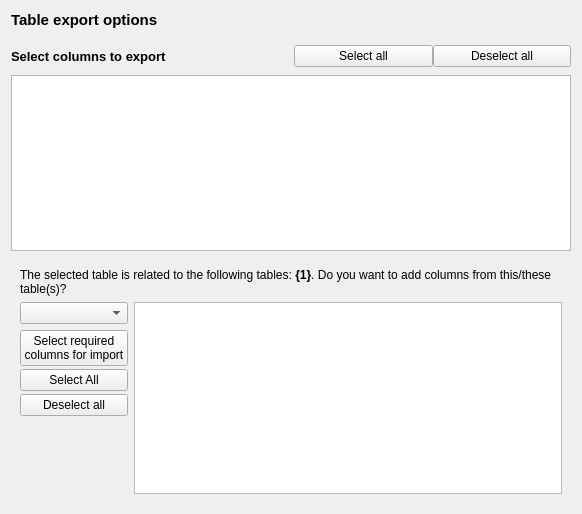
First picture: the form in src/gui/widgets/options/ui/export_table_options.ui, repository Vin985/ecosongs, before the edit.
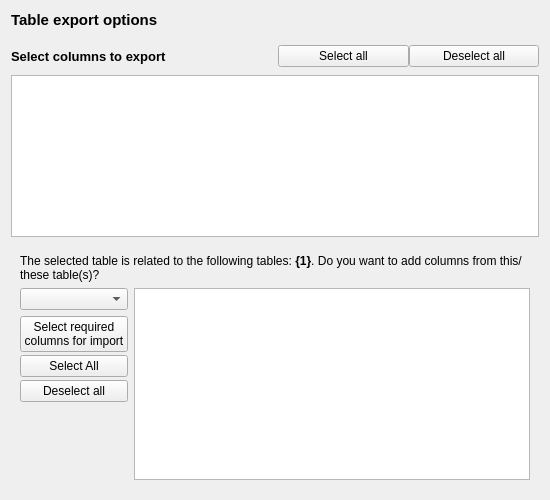
Second picture: the form after the edit. Custom widgets are drawn as their Qt base class.

Commit message: default options size

Patch:
```diff
--- a/src/gui/widgets/options/ui/export_table_options.ui
+++ b/src/gui/widgets/options/ui/export_table_options.ui
@@ -6,10 +6,16 @@
    <rect>
     <x>0</x>
     <y>0</y>
-    <width>582</width>
-    <height>514</height>
+    <width>550</width>
+    <height>500</height>
    </rect>
   </property>
+  <property name="minimumSize">
+   <size>
+    <width>550</width>
+    <height>500</height>
+   </size>
+  </property>
   <property name="windowTitle">
    <string>Form</string>
   </property>
```
Left out of the diff: 3 changed lines with no effect on the pictures. The commit also changes 1 other file.
